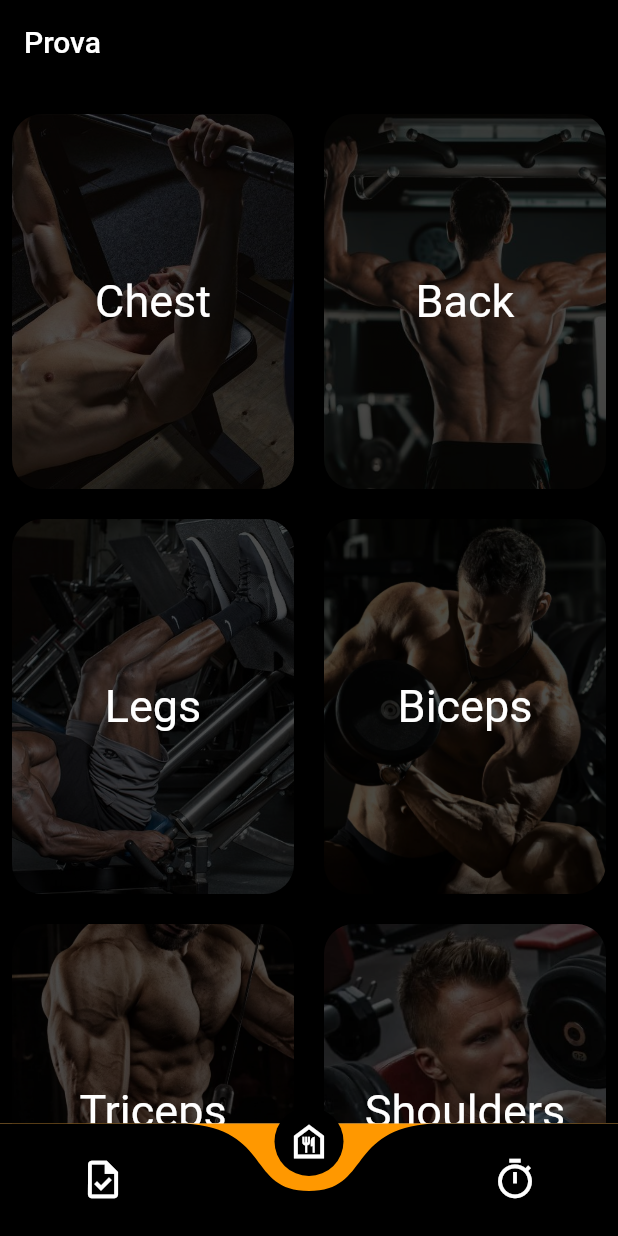
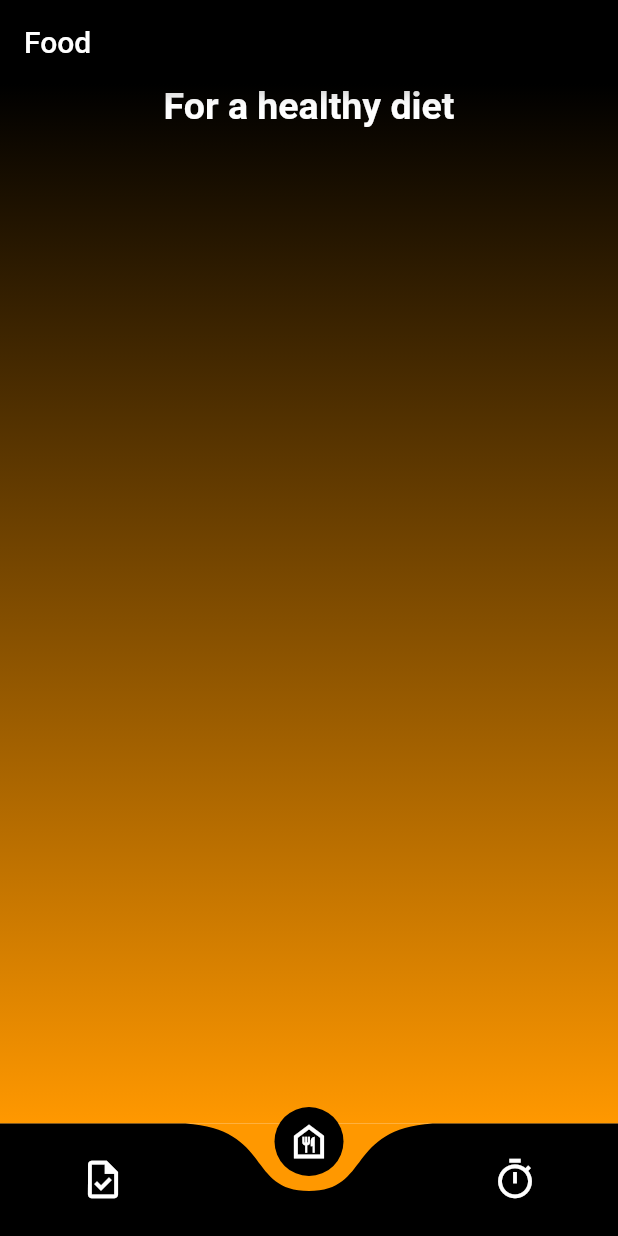
Before and after one commit to SimoPed/gym_app, a Flutter app: the screen it shows after launch, item 2 of the bottom bar chosen, on a phone screen of 412 x 824 dp. Run offline on Flutter 3.47's test engine with Material 2 defaults, Android fonts, the phone set to English and light mode, and no system bars; drawn by our look-alikes of curved_navigation_bar; our stand-ins replace cloud_firestore, firebase_core, google_fonts, google_nav_bar, stop_watch_timer; accounts and stored records are empty.

Commit message:
aggiunta pagina ListFood

```diff
--- /dev/null
+++ b/lib/list_food.dart
@@ -0,0 +1,44 @@
+import 'package:flutter/material.dart';
+
+class ListFood extends StatefulWidget {
+  final String title;
+
+  const ListFood({super.key, required this.title});
+
+  @override
+  State<ListFood> createState() => _ListFoodState();
+}
+
+class _ListFoodState extends State<ListFood> {
+  @override
+  Widget build(BuildContext context) {
+    return Scaffold(
+        appBar: AppBar(
+          title: Text(widget.title),
+          backgroundColor: Colors.black,
+        ),
+        body: Container(
+          width: double.infinity,
+          height: double.infinity,
+          decoration: const BoxDecoration(
+            gradient: LinearGradient(
+                begin: Alignment.topCenter,
+                end: Alignment.bottomCenter,
+                colors: [Colors.black, Colors.orange],
+                tileMode: TileMode.mirror),
+          ),
+          child: Column(
+            children: [
+              const Text(
+                'For a healthy diet',
+                style: TextStyle(
+                    color: Colors.white,
+                    fontSize: 25,
+                    fontWeight: FontWeight.bold),
+              ),
+              //Lista di piatti con firebase
+            ],
+          ),
+        ));
+  }
+}
--- a/lib/nav_bar.dart
+++ b/lib/nav_bar.dart
@@ -2,6 +2,7 @@ import 'package:curved_navigation_bar/curved_navigation_bar.dart';
 import 'package:flutter/material.dart';
 import 'package:gym_app/all_gym_parts.dart';
 import 'package:gym_app/home_page.dart';
+import 'package:gym_app/list_food.dart';
 import 'package:gym_app/timer.dart';
 
 class SecondPage extends StatefulWidget {
@@ -18,7 +19,7 @@ class _SecondPageState extends State<SecondPage> {
 
   final screens = [
     const HomePage(title: 'Home'),
-    const AllGymParts(title: 'Prova'),
+    const ListFood(title: 'Food'),
     const Timer(title: 'Timer')
   ];
 
```
